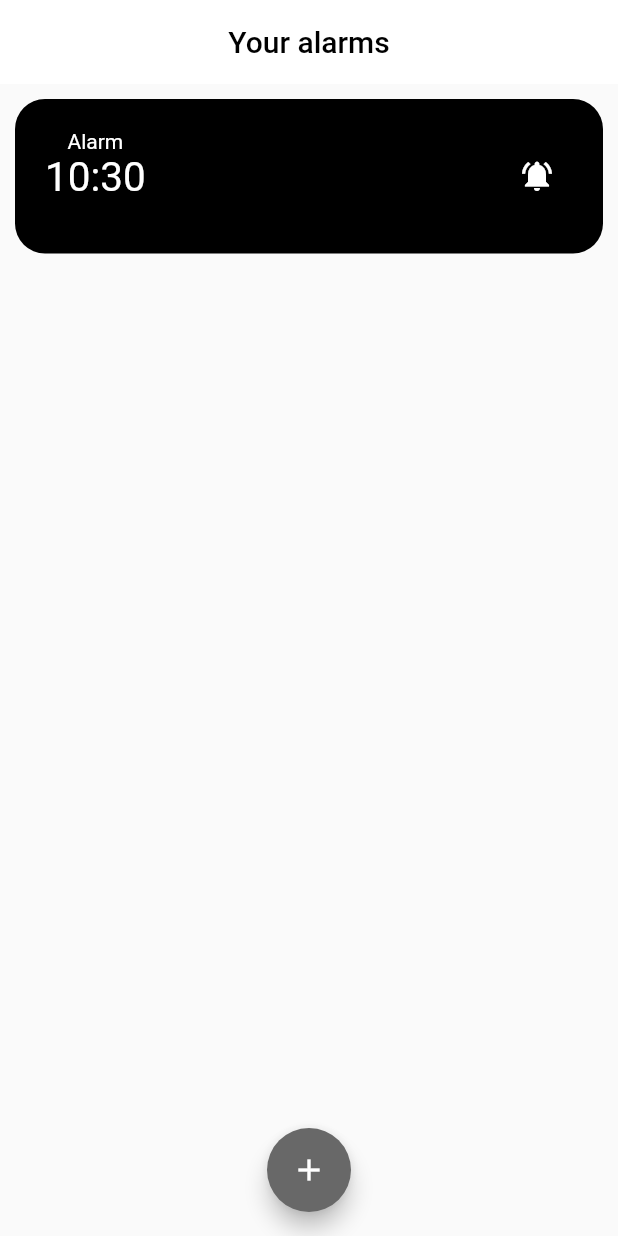
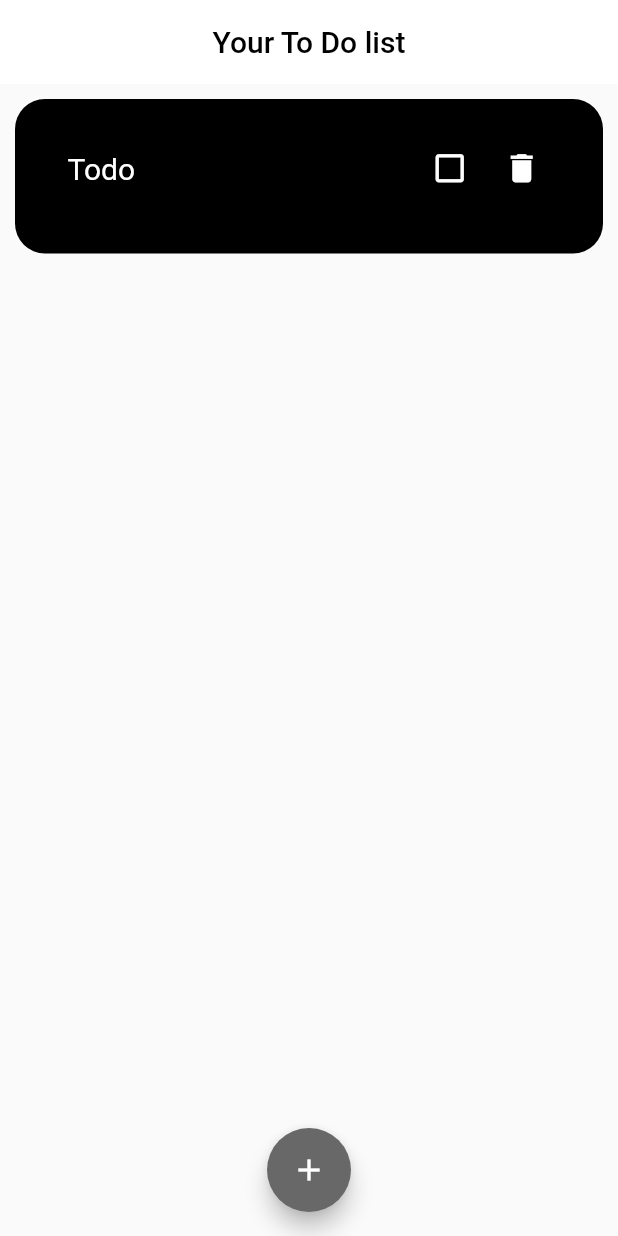
Before and after one commit to RuanEmanuell/alarme, a Flutter app: the CreateScreen screen opened directly, after a tap on the "check" icon, on a phone screen of 412 x 824 dp. Run offline on Flutter 3.47's test engine with Material 2 defaults, Android fonts, the phone set to English and light mode, and no system bars.

Commit message:
remove option

```diff
--- a/lib/controller/controller.dart
+++ b/lib/controller/controller.dart
@@ -1,21 +1,32 @@
 import 'package:flutter/material.dart';
 
 class Controller extends ChangeNotifier {
-  TimeOfDay time = TimeOfDay.now();
-  String name = "Alarm";
 
-  final _hour = [];
-  final _minute = [];
-  final _alarmName = [];
+  var removeIndex;
 
-  get hour => _hour;
-  get minute => _minute;
-  get alarmName => _alarmName;
+  Controller({
+     this.removeIndex
+  });
+
+  String todoName = "Todo";
+  bool checkedTodo=false;
+
+  var _todos = [];
+
+  get todos => _todos;
 
   incNumber() {
-    _hour.add(time.hour);
-    _minute.add(time.minute);
-    _alarmName.add(name);
+    todos.add(todoName);
+    notifyListeners();
+  }
+
+  checkTodo(){
+    checkedTodo=!checkedTodo;
+    notifyListeners();
+  }
+
+  removeTodo(index){
+    todos.removeAt(removeIndex);
     notifyListeners();
   }
 }
--- a/lib/screens/create.dart
+++ b/lib/screens/create.dart
@@ -20,43 +20,22 @@ class _CreateScreen extends State<CreateScreen> {
           centerTitle: true,
           backgroundColor: Colors.white,
           elevation: 0,
-          title: const Text("Create an alarm", style: TextStyle(color: Colors.black)),
+          title: const Text("Create a To Do", style: TextStyle(color: Colors.black)),
         ),
         body: Center(
           child: Container(
             width: screenWidth / 1.1,
-            height: screenHeight / 1.3,
-            margin: const EdgeInsets.only(bottom: 70),
+            height: screenHeight / 3,
             decoration: BoxDecoration(color: Colors.black, borderRadius: BorderRadius.circular(20)),
             child: ListView(children: [
-              Consumer<Controller>(builder: (context, value, child) {
-                return Container(
+              Container(
+                  margin: EdgeInsets.only(top: 50),
                   child: Column(children: [
-                  Container(
-                    margin: const EdgeInsets.only(top: 20),
-                    width: screenWidth / 2,
-                    child: InkWell(
-                        child: Row(children: [
-                          Text("${Provider.of<Controller>(context).time.hour.toString()}:",
-                              style: const TextStyle(color: Colors.white, fontSize: 70)),
-                          Text(Provider.of<Controller>(context).time.minute.toString(),
-                              style: const TextStyle(color: Colors.white, fontSize: 70)),
-                        ]),
-                        onTap: () async {
-                          var newTime = await showTimePicker(
-                              context: context,
-                              initialTime: Provider.of<Controller>(context, listen: false).time);
-                          if (newTime == null) return;
-                          setState(() {
-                            Provider.of<Controller>(context, listen: false).time = newTime;
-                          });
-                        }),
-                  ),
-                  SizedBox(height: screenWidth / 1.2),
-                  const Text("Alarm name:", style: TextStyle(color: Colors.white, fontSize: 40)),
+                    const Text("To Do name:", style: TextStyle(color: Colors.white, fontSize: 40)),
                     Container(
                       margin: const EdgeInsets.all(20),
                       child: TextField(
+                        maxLength: 20,
                         controller: controller,
                         style: const TextStyle(color: Colors.white),
                         decoration: const InputDecoration(
@@ -65,12 +44,11 @@ class _CreateScreen extends State<CreateScreen> {
                             focusedBorder: OutlineInputBorder(
                                 borderSide: BorderSide(color: Colors.white, width: 2))),
                         onChanged: (value) {
-                        Provider.of<Controller>(context, listen: false).name = value;
+                          Provider.of<Controller>(context, listen: false).todoName = value;
                         },
                       ),
                     )
-                ]));
-              })
+                  ]))
             ]),
           ),
         ),
--- a/lib/screens/home.dart
+++ b/lib/screens/home.dart
@@ -14,7 +14,7 @@ class HomeScreen extends StatelessWidget {
           centerTitle: true,
           backgroundColor: Colors.white,
           elevation: 0,
-          title: const Text("Your alarms",
+          title: const Text("Your To Do list",
               style: TextStyle(
                 color: Colors.black,
               )),
@@ -26,7 +26,7 @@ class HomeScreen extends StatelessWidget {
               return SizedBox(
                 height: screenHeight,
                 child: ListView.builder(
-                    itemCount: value.hour.length,
+                    itemCount: value.todos.length,
                     itemBuilder: (context, index) {
                       return Column(children: [
                         Container(
@@ -35,28 +35,33 @@ class HomeScreen extends StatelessWidget {
                                 borderRadius: BorderRadius.circular(20), color: Colors.black),
                             width: screenWidth / 1.05,
                             height: screenHeight / 8,
-                            child: Row(children: [
+                            child: Stack(children: [
                               Container(
-                                margin: const EdgeInsets.all(20),
+                                margin: const EdgeInsets.all(35),
                                 child: Column(children: [
-                                  Text(value.alarmName[index],
-                                      style: const TextStyle(
-                                        color: Colors.white,
-                                      )),
-                                  Row(children: [
-                                    Text("${value.hour[index]}:",
-                                        style: const TextStyle(color: Colors.white, fontSize: 27)),
-                                    Text("${value.minute[index]}",
-                                        style: const TextStyle(color: Colors.white, fontSize: 27)),
-                                  ])
+                                  Text("${value.todos[index]}",
+                                      style: const TextStyle(color: Colors.white, fontSize: 20)),
                                 ]),
                               ),
                               Container(
-                                  margin: EdgeInsets.only(left: screenWidth / 1.9),
-                                  child: IconButton(
-                                      icon: const Icon(Icons.notifications_active,
-                                          color: Colors.white),
-                                      onPressed: () {}))
+                                margin:EdgeInsets.only(left:screenWidth/1.55, top:22),
+                                  child: Row(
+                                children: [
+                                  IconButton(
+                                      icon: Icon(Provider.of<Controller>(context, listen: false).checkedTodo ? Icons.check_box : Icons.check_box_outline_blank,
+                                          color: Colors.white, size: 25),
+                                      onPressed: () {
+                                        Provider.of<Controller>(context, listen: false).checkTodo();
+                                      }),
+                                  IconButton(
+                                      icon: const Icon(Icons.delete, color: Colors.white, size: 25),
+                                      onPressed: () {
+                                        Provider.of<Controller>(context, listen: false).removeTodo(
+                                          value.removeIndex=value.todos.length>0?value.todos.indexOf([index])+1:value.todos.indexOf([index])
+                                        );
+                                      }),
+                                ],
+                              ))
                             ]))
                       ]);
                     }),
```
Lines whose indentation alone changed are shown as unchanged.
